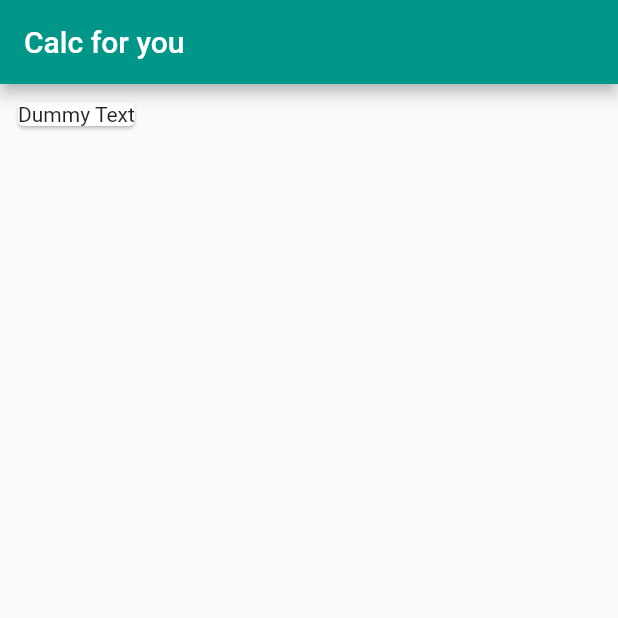
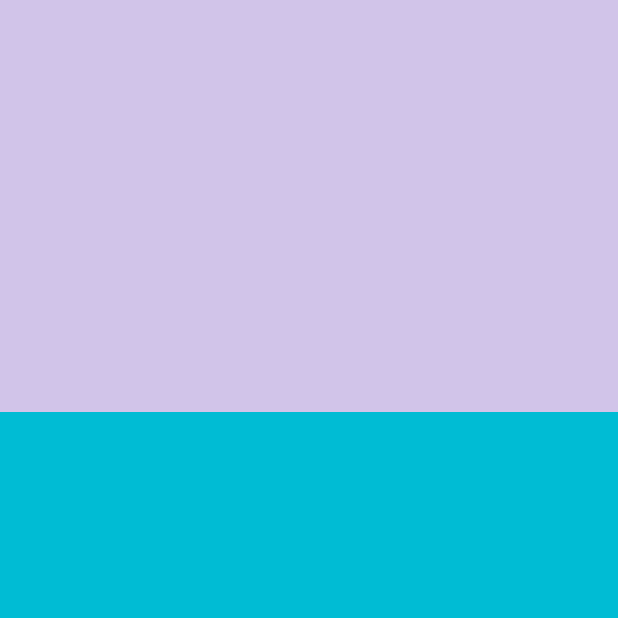
Before and after one commit to iamsurajdev/flutter-calculator, a Flutter app: the screen it shows after launch, on a phone screen of 412 x 824 dp, the top half of it. Run offline on Flutter 3.47's test engine with Material 2 defaults, Android fonts, the phone set to English and light mode, and no system bars.

Commit message:
cnange the root component widget

```diff
--- a/lib/main.dart
+++ b/lib/main.dart
@@ -5,7 +5,6 @@ void main() {
 }
 
 class MyApp extends StatelessWidget {
-  // This widget is the root of your application.
   @override
   Widget build(BuildContext context) {
     return MaterialApp(
@@ -13,29 +12,31 @@ class MyApp extends StatelessWidget {
       theme: ThemeData(
         primarySwatch: Colors.teal,
       ),
-      home: MyHomePage(),
+      home: Calculator(),
     );
   }
 }
 
-class MyHomePage extends StatefulWidget {
-  MyHomePage({Key? key}) : super(key: key);
-
-  @override
-  _MyHomePageState createState() => _MyHomePageState();
-}
-
-class _MyHomePageState extends State<MyHomePage> {
+class Calculator extends StatelessWidget {
+  const Calculator({Key? key}) : super(key: key);
 
   @override
   Widget build(BuildContext context) {
     return Scaffold(
-      appBar: AppBar(
-        title: Text("Calc for you"),
+      backgroundColor: Colors.deepPurple[100],
+      // appBar: AppBar(
+      //   title: Text("Calculator"),
+      // ),
+      body: Column(
+        children: <Widget>[
+          Expanded(flex: 1, child: Container()),
+          Expanded(
+              flex: 2,
+              child: Container(
+                color: Colors.cyan,
+              )),
+        ],
       ),
-      body: Column(children: <Widget>[
-        Card(child: Text("Dummy Text"), margin: EdgeInsets.all(12),)
-      ],)
     );
   }
 }
```
